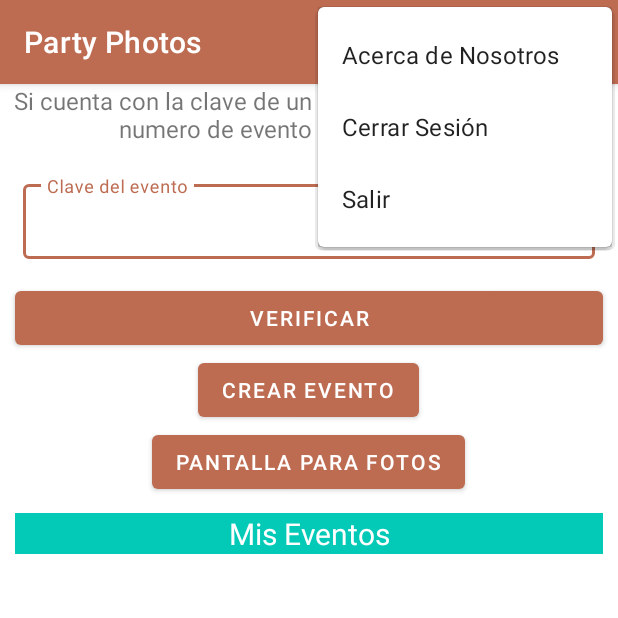
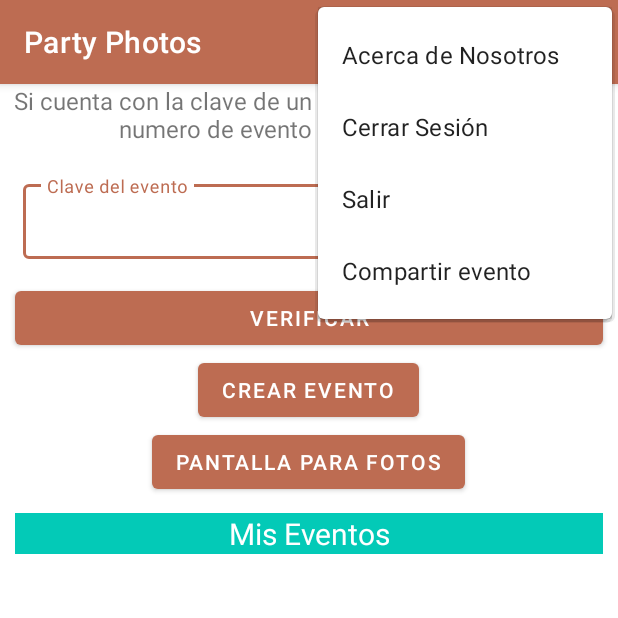
Before and after one commit to charlie1525/LADM_U4_Practica2_AlbumFotografico_CarlosyCarlos, an Android app: the screen it shows after launch once a user with an empty profile is signed in (Selector), with the options menu open, on a phone screen of 412 x 824 dp, the top half of it. Run offline under Robolectric (Android 15) with nearby library versions, the phone set to English and light mode, and no system bars; our stand-ins replace Firebase (no records; nobody signed in at launch, a user with empty details on screens opened directly).

Commit message:
Adding clipboard code

```diff
--- a/app/src/main/java/mx/tecnm/ittepic/ladm_u4_practica2_albumfotografico_carlosycarlos/Selector.kt
+++ b/app/src/main/java/mx/tecnm/ittepic/ladm_u4_practica2_albumfotografico_carlosycarlos/Selector.kt
@@ -1,6 +1,8 @@
 package mx.tecnm.ittepic.ladm_u4_practica2_albumfotografico_carlosycarlos
 
 import android.app.ProgressDialog
+import android.content.ClipData
+import android.content.ClipboardManager
 import android.content.Intent
 import android.os.Bundle
 import android.view.Menu
@@ -24,13 +26,14 @@ class Selector : AppCompatActivity() {
     private val arrEventos = ArrayList<String>()
     private val unSoloEvento = ArrayList<String>()
     private val listaID = ArrayList<String>()
+    var key = ""
 
     override fun onCreate(savedInstanceState: Bundle?) {
         super.onCreate(savedInstanceState)
         binding = ActivitySelectorBinding.inflate(layoutInflater)
         setContentView(binding.root)
         val user = FirebaseAuth.getInstance().currentUser!!.email!!
-        val key = generateEventId()
+        key = generateEventId()
 
         fillList(user)
 
@@ -200,6 +203,13 @@ class Selector : AppCompatActivity() {
             R.id.mnExitM -> {
                 exitProcess(0)
             }
+
+            R.id.mnCompartir ->{
+                val clipBoard = getSystemService(CLIPBOARD_SERVICE) as ClipboardManager
+                val clip = ClipData.newPlainText("evento",this.key)
+                clipBoard.setPrimaryClip(clip)
+                mensaje("Id del evento copiado\n${clipBoard.text}")
+            }
         }
         return true
     }
--- a/app/src/main/res/menu/main_menu.xml
+++ b/app/src/main/res/menu/main_menu.xml
@@ -11,5 +11,8 @@
         android:title="@string/exit"
         android:id="@+id/mnExitM"
         />
+    <item
+        android:title="@string/copyToClipboard"
+        android:id="@+id/mnCompartir"/>
 
 </menu>
--- a/app/src/main/res/values/strings.xml
+++ b/app/src/main/res/values/strings.xml
@@ -36,4 +36,5 @@
     <string name="eventPhotosText">Fotos tomadas en el evento</string>
     <string name="photoListIndications">Seleccione una foto de la lista para visualizarla aquí</string>
     <string name="eventStatus">Estado del evento</string>
+    <string name="copyToClipboard">Compartir evento</string>
 </resources>
```
